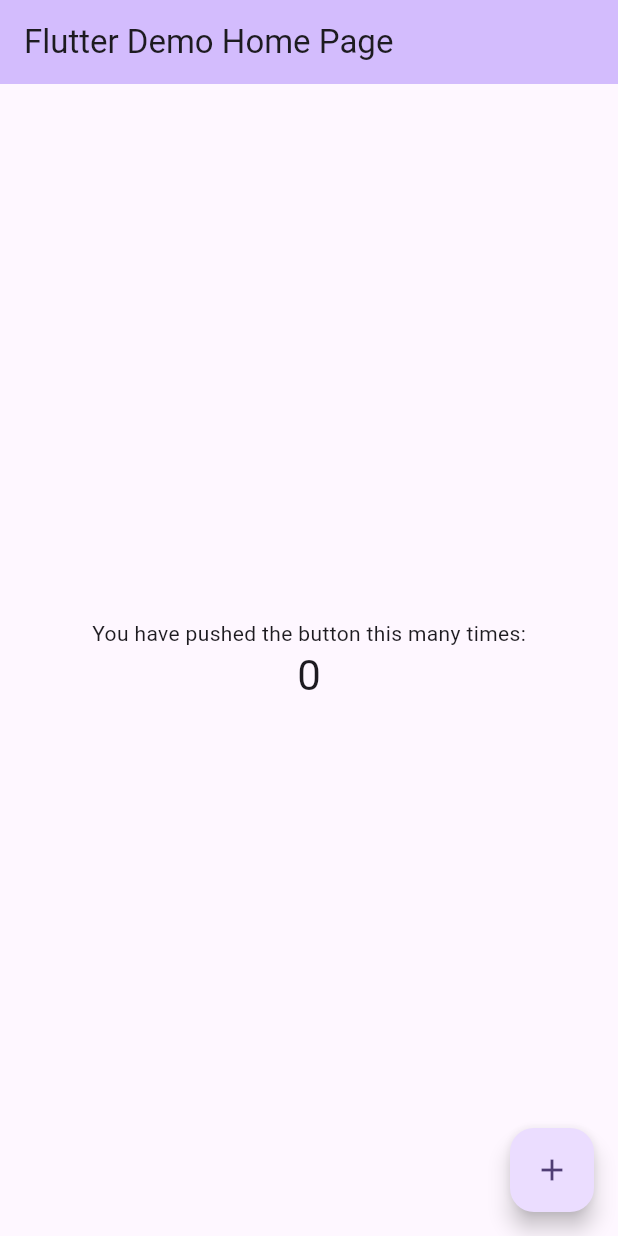
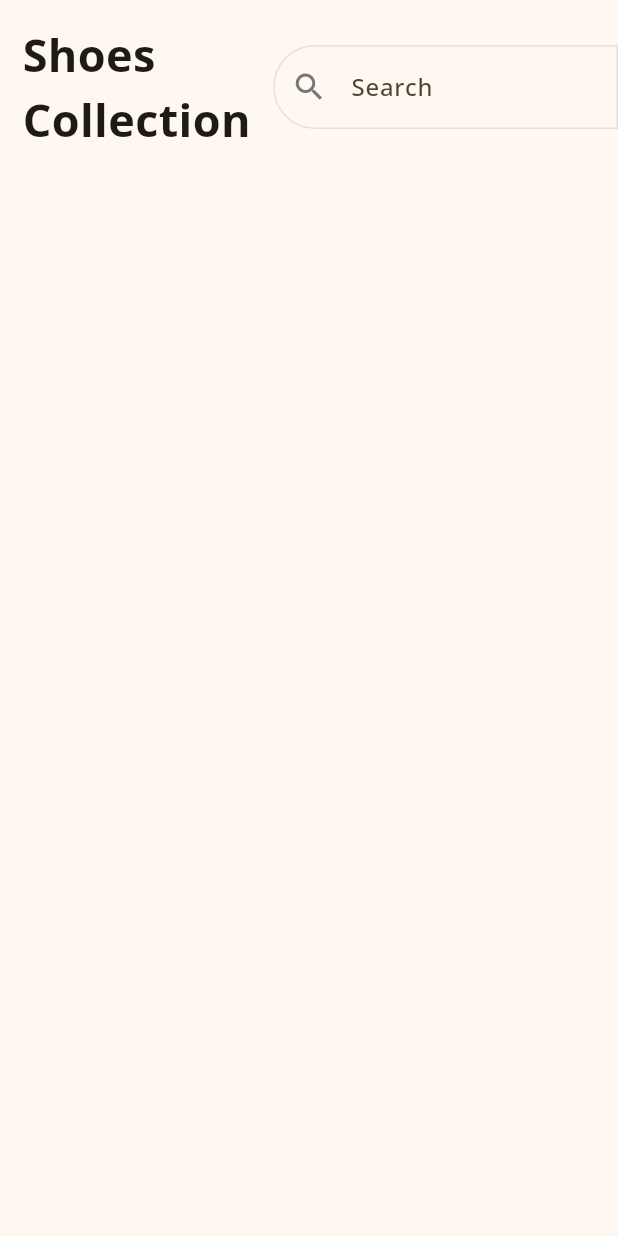
Before and after one commit to Avantika2322/ShoppingAppFlutter, a Flutter app: the screen it shows after launch, on a phone screen of 412 x 824 dp. Run offline on Flutter 3.47's test engine with Material 3 defaults, Android fonts, the phone set to English and light mode, and no system bars.

Commit message:
home page

```diff
--- /dev/null
+++ b/lib/home_page.dart
@@ -0,0 +1,47 @@
+import 'package:flutter/cupertino.dart';
+import 'package:flutter/material.dart';
+
+class HomePage extends StatelessWidget {
+  const HomePage({super.key});
+
+  @override
+  Widget build(BuildContext context) {
+    const border= OutlineInputBorder(
+        borderSide: BorderSide(
+          color: Color.fromRGBO(225, 225, 225, 1),
+        ),
+        borderRadius: BorderRadius.horizontal(
+          left: Radius.circular(50),
+        )
+    );
+    return const Scaffold(
+      body: SafeArea(
+        child: Column(
+          children: [
+            Row(
+              children: [
+                Padding(
+                  padding: EdgeInsets.all(15.0),
+                  child: Text(
+                    'Shoes\nCollection',
+                    style: TextStyle(fontWeight: FontWeight.bold, fontSize: 30),
+                  ),
+                ),
+                Expanded(
+                  child: TextField(
+                    decoration: InputDecoration(
+                      hintText: 'Search',
+                      prefixIcon: Icon(Icons.search),
+                      border: border,
+                      enabledBorder: border,
+                    ),
+                  ),
+                ),
+              ],
+            ),
+          ],
+        ),
+      ),
+    );
+  }
+}
--- a/lib/main.dart
+++ b/lib/main.dart
@@ -1,4 +1,5 @@
 import 'package:flutter/material.dart';
+import 'package:shopping_app/home_page.dart';
 
 void main() {
   runApp(const MyApp());
@@ -11,115 +12,19 @@ class MyApp extends StatelessWidget {
   @override
   Widget build(BuildContext context) {
     return MaterialApp(
-      title: 'Flutter Demo',
+      title: 'Shopping App',
       theme: ThemeData(
-        // This is the theme of your application.
-        //
-        // TRY THIS: Try running your application with "flutter run". You'll see
-        // the application has a purple toolbar. Then, without quitting the app,
-        // try changing the seedColor in the colorScheme below to Colors.green
-        // and then invoke "hot reload" (save your changes or press the "hot
-        // reload" button in a Flutter-supported IDE, or press "r" if you used
-        // the command line to start the app).
-        //
-        // Notice that the counter didn't reset back to zero; the application
-        // state is not lost during the reload. To reset the state, use hot
-        // restart instead.
-        //
-        // This works for code too, not just values: Most code changes can be
-        // tested with just a hot reload.
-        colorScheme: ColorScheme.fromSeed(seedColor: Colors.deepPurple),
+        fontFamily: 'OpenSans',
+        colorScheme: ColorScheme.fromSeed(
+          seedColor: const Color.fromRGBO(254, 206, 1, 1),
+        ),
+        inputDecorationTheme: const InputDecorationTheme(
+          hintStyle: TextStyle(fontWeight: FontWeight.w400, fontSize: 16),
+          prefixIconColor: Color.fromRGBO(119, 119, 119, 1),
+        ),
         useMaterial3: true,
       ),
-      home: const MyHomePage(title: 'Flutter Demo Home Page'),
+      home: const HomePage(),
     );
   }
 }
-
-class MyHomePage extends StatefulWidget {
-  const MyHomePage({super.key, required this.title});
-
-  // This widget is the home page of your application. It is stateful, meaning
-  // that it has a State object (defined below) that contains fields that affect
-  // how it looks.
-
-  // This class is the configuration for the state. It holds the values (in this
-  // case the title) provided by the parent (in this case the App widget) and
-  // used by the build method of the State. Fields in a Widget subclass are
-  // always marked "final".
-
-  final String title;
-
-  @override
-  State<MyHomePage> createState() => _MyHomePageState();
-}
-
-class _MyHomePageState extends State<MyHomePage> {
-  int _counter = 0;
-
-  void _incrementCounter() {
-    setState(() {
-      // This call to setState tells the Flutter framework that something has
-      // changed in this State, which causes it to rerun the build method below
-      // so that the display can reflect the updated values. If we changed
-      // _counter without calling setState(), then the build method would not be
-      // called again, and so nothing would appear to happen.
-      _counter++;
-    });
-  }
-
-  @override
-  Widget build(BuildContext context) {
-    // This method is rerun every time setState is called, for instance as done
-    // by the _incrementCounter method above.
-    //
-    // The Flutter framework has been optimized to make rerunning build methods
-    // fast, so that you can just rebuild anything that needs updating rather
-    // than having to individually change instances of widgets.
-    return Scaffold(
-      appBar: AppBar(
-        // TRY THIS: Try changing the color here to a specific color (to
-        // Colors.amber, perhaps?) and trigger a hot reload to see the AppBar
-        // change color while the other colors stay the same.
-        backgroundColor: Theme.of(context).colorScheme.inversePrimary,
-        // Here we take the value from the MyHomePage object that was created by
-        // the App.build method, and use it to set our appbar title.
-        title: Text(widget.title),
-      ),
-      body: Center(
-        // Center is a layout widget. It takes a single child and positions it
-        // in the middle of the parent.
-        child: Column(
-          // Column is also a layout widget. It takes a list of children and
-          // arranges them vertically. By default, it sizes itself to fit its
-          // children horizontally, and tries to be as tall as its parent.
-          //
-          // Column has various properties to control how it sizes itself and
-          // how it positions its children. Here we use mainAxisAlignment to
-          // center the children vertically; the main axis here is the vertical
-          // axis because Columns are vertical (the cross axis would be
-          // horizontal).
-          //
-          // TRY THIS: Invoke "debug painting" (choose the "Toggle Debug Paint"
-          // action in the IDE, or press "p" in the console), to see the
-          // wireframe for each widget.
-          mainAxisAlignment: MainAxisAlignment.center,
-          children: <Widget>[
-            const Text(
-              'You have pushed the button this many times:',
-            ),
-            Text(
-              '$_counter',
-              style: Theme.of(context).textTheme.headlineMedium,
-            ),
-          ],
-        ),
-      ),
-      floatingActionButton: FloatingActionButton(
-        onPressed: _incrementCounter,
-        tooltip: 'Increment',
-        child: const Icon(Icons.add),
-      ), // This trailing comma makes auto-formatting nicer for build methods.
-    );
-  }
-}
```
Also changed, not shown: pubspec.yaml (+7 -6 lines), assets/fonts/OpenSans-Bold.ttf (added), assets/fonts/OpenSans-Light.ttf (added), assets/fonts/OpenSans-Medium.ttf (added).
